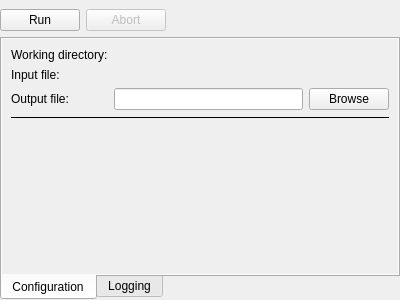
Above: tools/mcrl2-gui-qt/toolinstance.ui from gijskant/mcrl2-pmc before the change. Below: the same form after it.
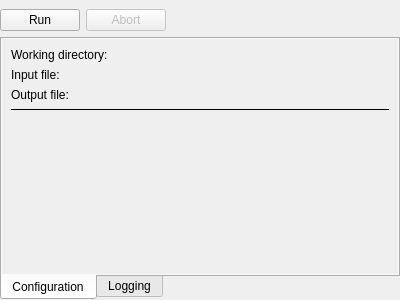
That is the form after the change. Custom widgets are drawn as their Qt base class.

Commit message: (mCRL2-gui-qt) Implemented FilePicker and ToolValue classes.

The edit to the form file:
```diff
--- a/tools/mcrl2-gui-qt/toolinstance.ui
+++ b/tools/mcrl2-gui-qt/toolinstance.ui
@@ -138,18 +138,7 @@
               </widget>
              </item>
              <item row="2" column="1">
-              <layout class="QHBoxLayout" name="lytFileOut">
-               <item>
-                <widget class="QLineEdit" name="edtFileOut"/>
-               </item>
-               <item>
-                <widget class="QPushButton" name="btnFileOutBrowse">
-                 <property name="text">
-                  <string>Browse</string>
-                 </property>
-                </widget>
-               </item>
-              </layout>
+              <widget class="FilePicker" name="pckFileOut" native="true"/>
              </item>
             </layout>
            </item>
@@ -234,6 +223,14 @@
    </item>
   </layout>
  </widget>
+ <customwidgets>
+  <customwidget>
+   <class>FilePicker</class>
+   <extends>QWidget</extends>
+   <header>filepicker.h</header>
+   <container>1</container>
+  </customwidget>
+ </customwidgets>
  <resources/>
  <connections/>
 </ui>
```
The commit also changes 10 other files.
